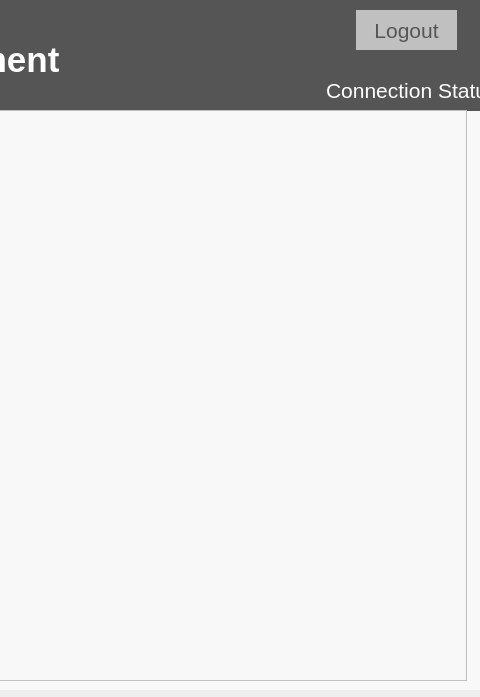
The window that QT/payment.ui (LuciaCG/Bluebird) describes before a commit, drawn with Qt 5; both pictures show x 524 to 1004 and y 0 to 697 of the 1004 by 697 pixel window.
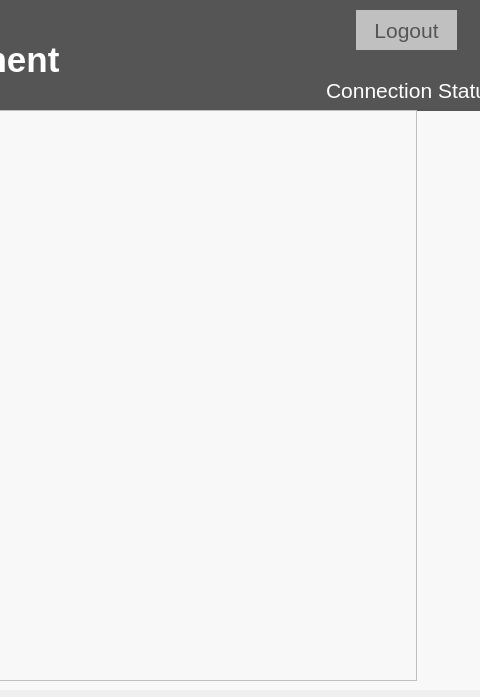
The same window after the commit.

```diff
--- a/QT/payment.ui
+++ b/QT/payment.ui
@@ -159,10 +159,19 @@
      <rect>
       <x>130</x>
       <y>110</y>
-      <width>861</width>
+      <width>811</width>
       <height>571</height>
      </rect>
     </property>
+    <property name="verticalScrollBarPolicy">
+     <enum>Qt::ScrollBarAlwaysOff</enum>
+    </property>
+    <property name="horizontalScrollBarPolicy">
+     <enum>Qt::ScrollBarAlwaysOff</enum>
+    </property>
+    <property name="sizeAdjustPolicy">
+     <enum>QAbstractScrollArea::AdjustToContents</enum>
+    </property>
    </widget>
   </widget>
  </widget>
```
